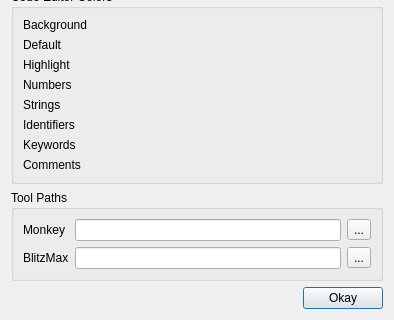
Old version of the form src/ted/prefsdialog.ui in the repository PhilMoe/cerberus; both pictures show x 0 to 394 and y 170 to 490 of the 394 by 490 pixel window.
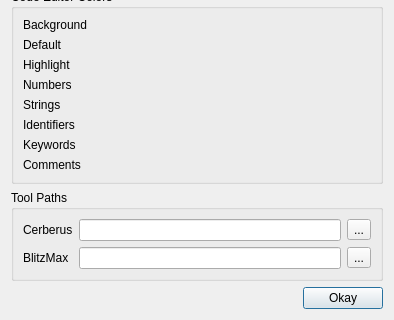
New version of the form. Custom widgets are drawn as their Qt base class.

Commit message: change for first release of Cerberus

Patch:
```diff
--- a/src/ted/prefsdialog.ui
+++ b/src/ted/prefsdialog.ui
@@ -194,7 +194,7 @@
         <item row="0" column="0">
          <widget class="QLabel" name="monkeyLabel">
           <property name="text">
-           <string>Monkey</string>
+           <string>Cerberus</string>
           </property>
          </widget>
         </item>
```
Left out of the diff: 34 changed lines with no effect on the pictures. The commit also changes 977 other files.
